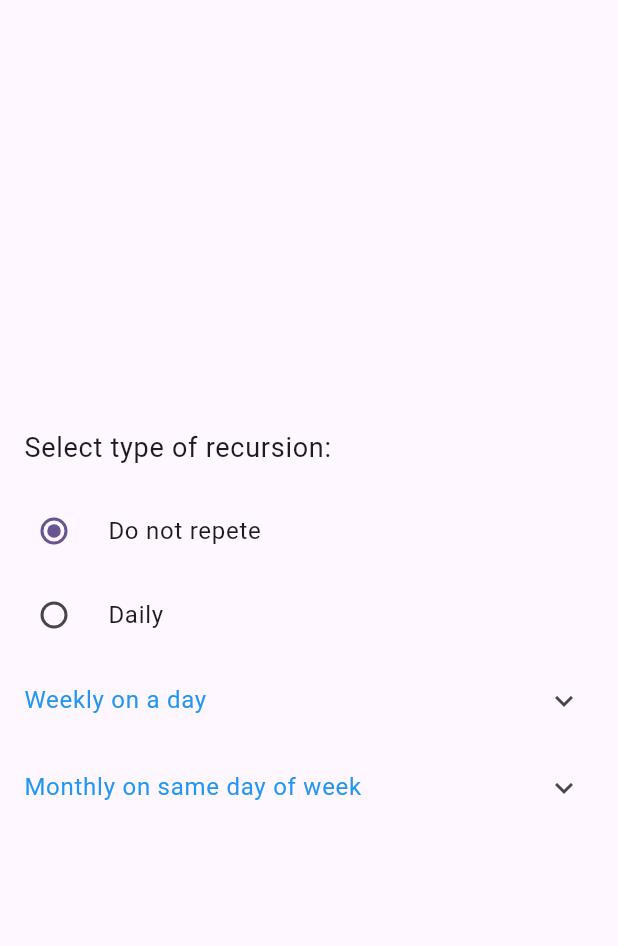
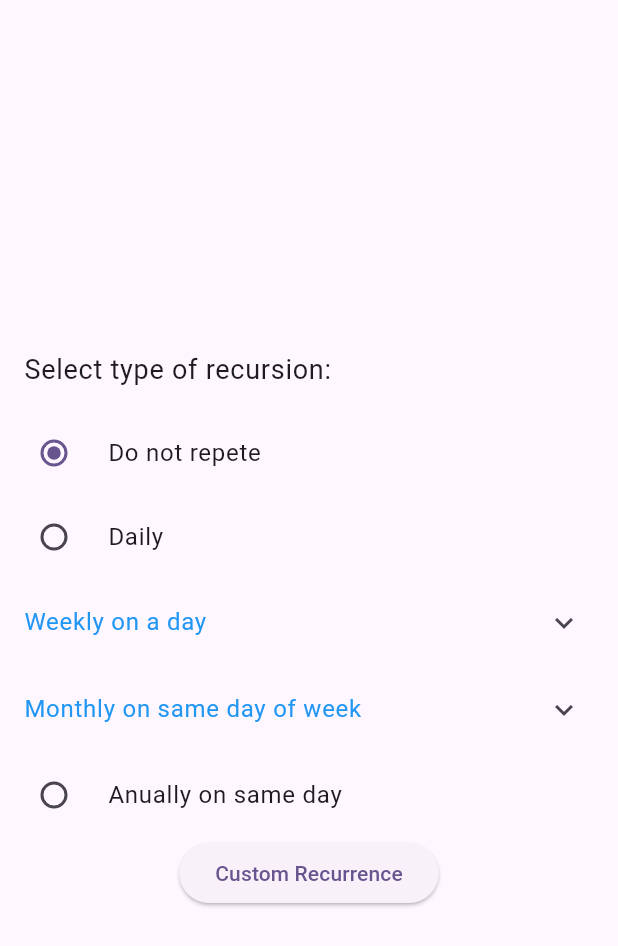
Before and after one commit to hel707/Team1, a Flutter app: the RadioWithExpansion widget shown alone on an empty page, opened directly, on a phone screen of 412 x 824 dp. Shown: the top 946 px of the screen. Run offline on Flutter 3.47's test engine with Material 2 defaults, Android fonts, the phone set to English and light mode, and no system bars; our stand-ins replace cloud_firestore, firebase_auth, firebase_core, flutter_slidable, google_sign_in, percent_indicator; accounts and stored records are empty; network calls fail.

Commit message:
finilized recurrance page

```diff
--- a/src/up_task/lib/screens/add_task_screen.dart
+++ b/src/up_task/lib/screens/add_task_screen.dart
@@ -3,6 +3,7 @@ import 'package:flutter/material.dart';
 //Custom imports
 import 'package:up_task/customwidgets/Recurrence/recurrence_tile.dart';
 import 'package:up_task/screens/add_task_screen.dart';
+import 'package:up_task/screens/custom_recurrence_screen.dart';
 
 class AddTaskPage extends StatelessWidget {
   const AddTaskPage({super.key});
@@ -223,8 +224,29 @@ class _RadioWithExpansionState extends State<RadioWithExpansion> {
                 ),
               ],
             ),
+
+//Anually on same date
+            RadioListTile(
+              title: const Text('Anually on same day'),
+              value: 'Anually on same day',
+              groupValue: selectedOption,
+              onChanged: (value) {
+                setState(() {
+                  selectedOption = value!;
+                  isExpanded = false; // Collapse the panel after selecting
+                });
+              },
+            ),
+
+//Custom
+            ElevatedButton(
+              style: ElevatedButton.styleFrom(minimumSize: Size(100,40)),
+              onPressed: () {},
+              child: Text("Custom Recurrence"),
+            ),
           ],
         ),
-    ));
+      ),
+    );
   }
 }
--- /dev/null
+++ b/src/up_task/lib/screens/custom_recurrence_screen.dart
@@ -0,0 +1,22 @@
+import 'package:flutter/material.dart';
+
+class CustomTask extends StatelessWidget {
+  const CustomTask({super.key});
+
+  @override
+  Widget build(BuildContext context) {
+    return MaterialApp(
+      home: Scaffold(
+        appBar: AppBar(title: Text("Custom Recurrence")),
+        body: const Center(
+          child: Text(
+            "Repeats every",
+            style: TextStyle(fontSize: 25),
+          ),
+          child:
+
+        ),
+      ),
+    );
+  }
+}
```
Lines whose indentation alone changed are shown as unchanged.
